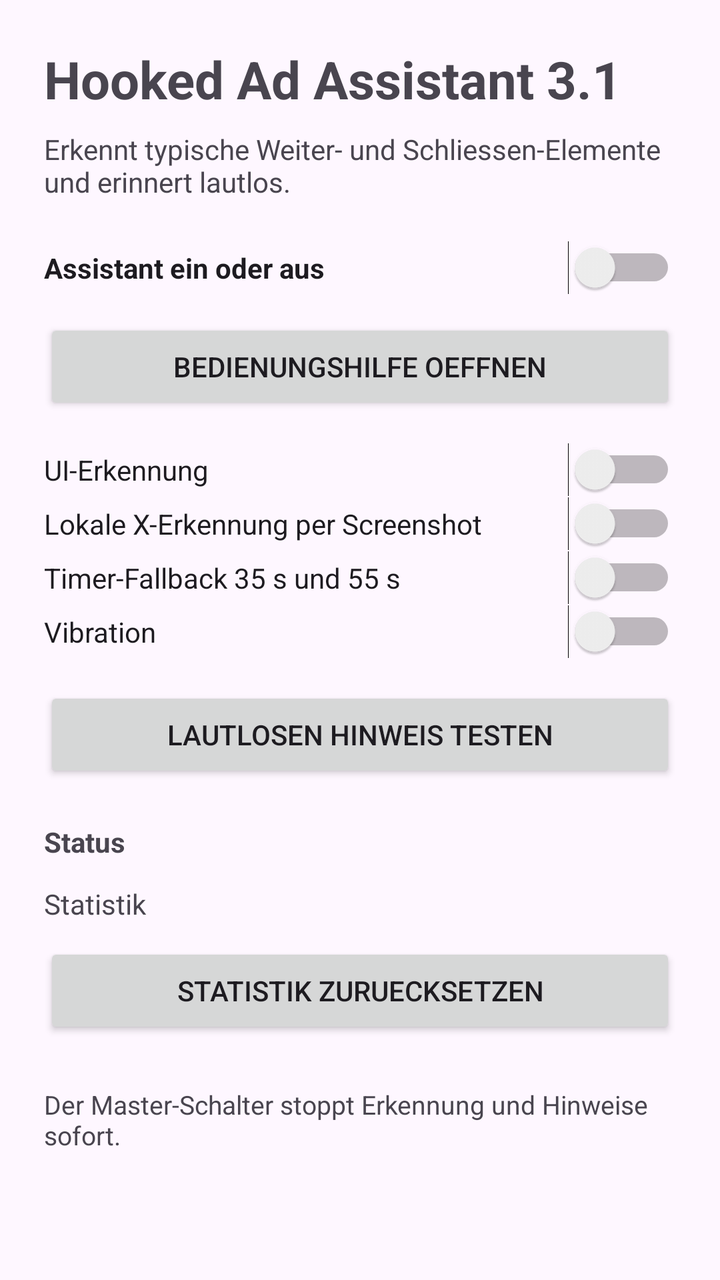
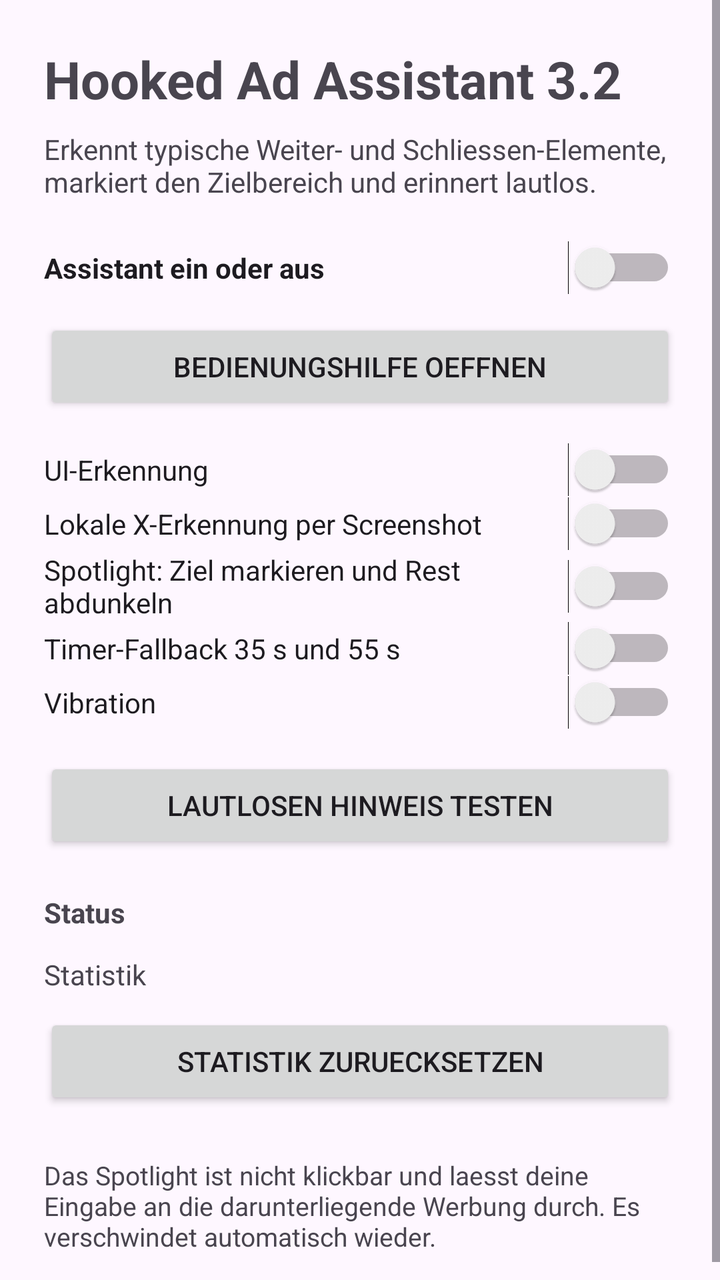

Compare the two renders of this Android layout. The source of the first and the diff that turns it into the second are given below.
<!-- AndroidManifest.xml: application theme Theme.HookedAdAssistant -->
<!-- res/layout/activity_main.xml -->
<?xml version="1.0" encoding="utf-8"?>
<ScrollView xmlns:android="http://schemas.android.com/apk/res/android" android:layout_width="match_parent" android:layout_height="match_parent">
<LinearLayout android:layout_width="match_parent" android:layout_height="wrap_content" android:orientation="vertical" android:padding="22dp">
<TextView android:layout_width="wrap_content" android:layout_height="wrap_content" android:text="Hooked Ad Assistant 3.1" android:textSize="26sp" android:textStyle="bold" />
<TextView android:layout_width="match_parent" android:layout_height="wrap_content" android:layout_marginTop="8dp" android:text="Erkennt typische Weiter- und Schliessen-Elemente und erinnert lautlos." />
<Switch android:id="@+id/masterSwitch" android:layout_width="match_parent" android:layout_height="wrap_content" android:layout_marginTop="20dp" android:text="Assistant ein oder aus" android:textStyle="bold" />
<Button android:id="@+id/openAccessibilityButton" android:layout_width="match_parent" android:layout_height="wrap_content" android:layout_marginTop="12dp" android:text="Bedienungshilfe oeffnen" />
<Switch android:id="@+id/treeDetectionSwitch" android:layout_width="match_parent" android:layout_height="wrap_content" android:layout_marginTop="14dp" android:text="UI-Erkennung" />
<Switch android:id="@+id/screenDetectionSwitch" android:layout_width="match_parent" android:layout_height="wrap_content" android:text="Lokale X-Erkennung per Screenshot" />
<Switch android:id="@+id/timerSwitch" android:layout_width="match_parent" android:layout_height="wrap_content" android:text="Timer-Fallback 35 s und 55 s" />
<Switch android:id="@+id/vibrateSwitch" android:layout_width="match_parent" android:layout_height="wrap_content" android:text="Vibration" />
<Button android:id="@+id/testNotificationButton" android:layout_width="match_parent" android:layout_height="wrap_content" android:layout_marginTop="14dp" android:text="Lautlosen Hinweis testen" />
<TextView android:id="@+id/statusText" android:layout_width="match_parent" android:layout_height="wrap_content" android:layout_marginTop="20dp" android:text="Status" android:textStyle="bold" />
<TextView android:id="@+id/statsText" android:layout_width="match_parent" android:layout_height="wrap_content" android:layout_marginTop="12dp" android:text="Statistik" />
<Button android:id="@+id/resetStatsButton" android:layout_width="match_parent" android:layout_height="wrap_content" android:layout_marginTop="10dp" android:text="Statistik zuruecksetzen" />
<TextView android:layout_width="match_parent" android:layout_height="wrap_content" android:layout_marginTop="24dp" android:text="Der Master-Schalter stoppt Erkennung und Hinweise sofort." android:textSize="13sp" />
</LinearLayout>
</ScrollView>
<!-- resources referenced by this layout -->
<resources>
  <style name="Theme.HookedAdAssistant" parent="Theme.Material3.DayNight.NoActionBar" />
</resources>

<!-- the commit's change to res/layout/activity_main.xml (unified diff, before → after) -->
@@ -1,18 +1,19 @@
 <?xml version="1.0" encoding="utf-8"?>
 <ScrollView xmlns:android="http://schemas.android.com/apk/res/android" android:layout_width="match_parent" android:layout_height="match_parent">
 <LinearLayout android:layout_width="match_parent" android:layout_height="wrap_content" android:orientation="vertical" android:padding="22dp">
-<TextView android:layout_width="wrap_content" android:layout_height="wrap_content" android:text="Hooked Ad Assistant 3.1" android:textSize="26sp" android:textStyle="bold" />
-<TextView android:layout_width="match_parent" android:layout_height="wrap_content" android:layout_marginTop="8dp" android:text="Erkennt typische Weiter- und Schliessen-Elemente und erinnert lautlos." />
+<TextView android:layout_width="wrap_content" android:layout_height="wrap_content" android:text="Hooked Ad Assistant 3.2" android:textSize="26sp" android:textStyle="bold" />
+<TextView android:layout_width="match_parent" android:layout_height="wrap_content" android:layout_marginTop="8dp" android:text="Erkennt typische Weiter- und Schliessen-Elemente, markiert den Zielbereich und erinnert lautlos." />
 <Switch android:id="@+id/masterSwitch" android:layout_width="match_parent" android:layout_height="wrap_content" android:layout_marginTop="20dp" android:text="Assistant ein oder aus" android:textStyle="bold" />
 <Button android:id="@+id/openAccessibilityButton" android:layout_width="match_parent" android:layout_height="wrap_content" android:layout_marginTop="12dp" android:text="Bedienungshilfe oeffnen" />
 <Switch android:id="@+id/treeDetectionSwitch" android:layout_width="match_parent" android:layout_height="wrap_content" android:layout_marginTop="14dp" android:text="UI-Erkennung" />
 <Switch android:id="@+id/screenDetectionSwitch" android:layout_width="match_parent" android:layout_height="wrap_content" android:text="Lokale X-Erkennung per Screenshot" />
+<Switch android:id="@+id/overlaySwitch" android:layout_width="match_parent" android:layout_height="wrap_content" android:text="Spotlight: Ziel markieren und Rest abdunkeln" />
 <Switch android:id="@+id/timerSwitch" android:layout_width="match_parent" android:layout_height="wrap_content" android:text="Timer-Fallback 35 s und 55 s" />
 <Switch android:id="@+id/vibrateSwitch" android:layout_width="match_parent" android:layout_height="wrap_content" android:text="Vibration" />
 <Button android:id="@+id/testNotificationButton" android:layout_width="match_parent" android:layout_height="wrap_content" android:layout_marginTop="14dp" android:text="Lautlosen Hinweis testen" />
 <TextView android:id="@+id/statusText" android:layout_width="match_parent" android:layout_height="wrap_content" android:layout_marginTop="20dp" android:text="Status" android:textStyle="bold" />
 <TextView android:id="@+id/statsText" android:layout_width="match_parent" android:layout_height="wrap_content" android:layout_marginTop="12dp" android:text="Statistik" />
 <Button android:id="@+id/resetStatsButton" android:layout_width="match_parent" android:layout_height="wrap_content" android:layout_marginTop="10dp" android:text="Statistik zuruecksetzen" />
-<TextView android:layout_width="match_parent" android:layout_height="wrap_content" android:layout_marginTop="24dp" android:text="Der Master-Schalter stoppt Erkennung und Hinweise sofort." android:textSize="13sp" />
+<TextView android:layout_width="match_parent" android:layout_height="wrap_content" android:layout_marginTop="24dp" android:text="Das Spotlight ist nicht klickbar und laesst deine Eingabe an die darunterliegende Werbung durch. Es verschwindet automatisch wieder." android:textSize="13sp" />
 </LinearLayout>
 </ScrollView>
